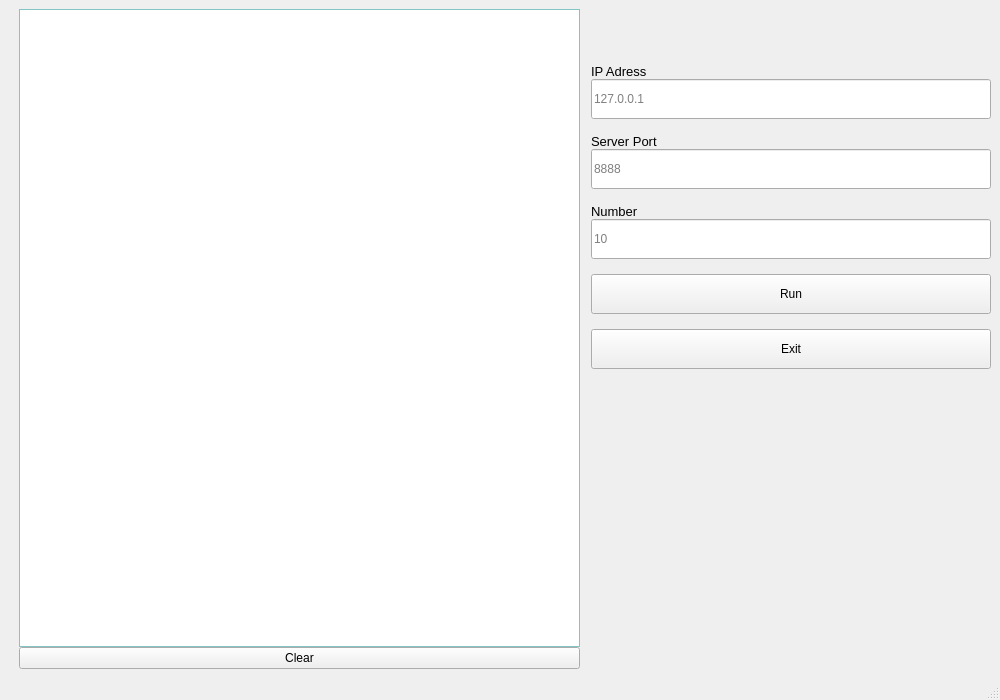
This is 112-1/WEB PROGRAMMING/Lab/Lab 6 – UDP/Lab 6-2 UDP Exercise/d1166506/home.ui in jack41402/FCU as Qt 5 draws it before an edit. The edited form follows.
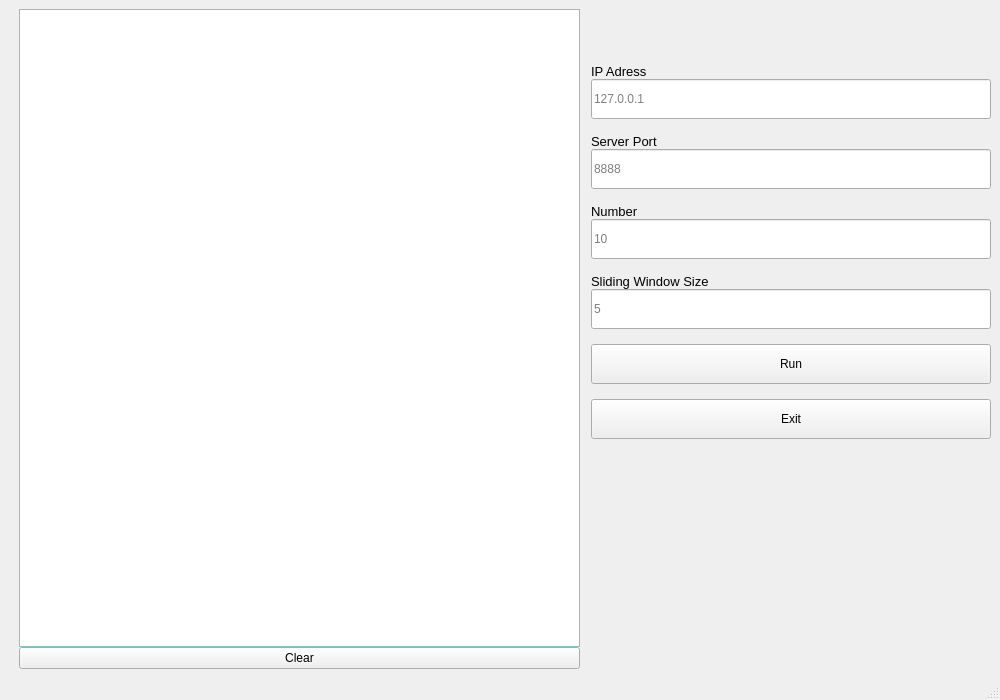
This is the edited form.

```diff
--- a/112-1/WEB PROGRAMMING/Lab/Lab 6 – UDP/Lab 6-2 UDP Exercise/d1166506/home.ui
+++ b/112-1/WEB PROGRAMMING/Lab/Lab 6 – UDP/Lab 6-2 UDP Exercise/d1166506/home.ui
@@ -653,6 +653,58 @@
         </property>
        </widget>
       </item>
+      <item>
+       <widget class="QLabel" name="label_Sliding_Window_Size">
+        <property name="sizePolicy">
+         <sizepolicy hsizetype="Preferred" vsizetype="Fixed">
+          <horstretch>0</horstretch>
+          <verstretch>0</verstretch>
+         </sizepolicy>
+        </property>
+        <property name="minimumSize">
+         <size>
+          <width>400</width>
+          <height>30</height>
+         </size>
+        </property>
+        <property name="font">
+         <font>
+          <family>Arial</family>
+          <pointsize>10</pointsize>
+          <weight>50</weight>
+          <bold>false</bold>
+         </font>
+        </property>
+        <property name="text">
+         <string>Sliding Window Size</string>
+        </property>
+        <property name="alignment">
+         <set>Qt::AlignBottom|Qt::AlignLeading|Qt::AlignLeft</set>
+        </property>
+       </widget>
+      </item>
+      <item>
+       <widget class="QLineEdit" name="lineEdit_Sliding_Window_Size">
+        <property name="sizePolicy">
+         <sizepolicy hsizetype="Preferred" vsizetype="Fixed">
+          <horstretch>0</horstretch>
+          <verstretch>0</verstretch>
+         </sizepolicy>
+        </property>
+        <property name="minimumSize">
+         <size>
+          <width>400</width>
+          <height>40</height>
+         </size>
+        </property>
+        <property name="text">
+         <string/>
+        </property>
+        <property name="placeholderText">
+         <string>5</string>
+        </property>
+       </widget>
+      </item>
       <item>
        <spacer name="verticalSpacer_5">
         <property name="orientation">
```
